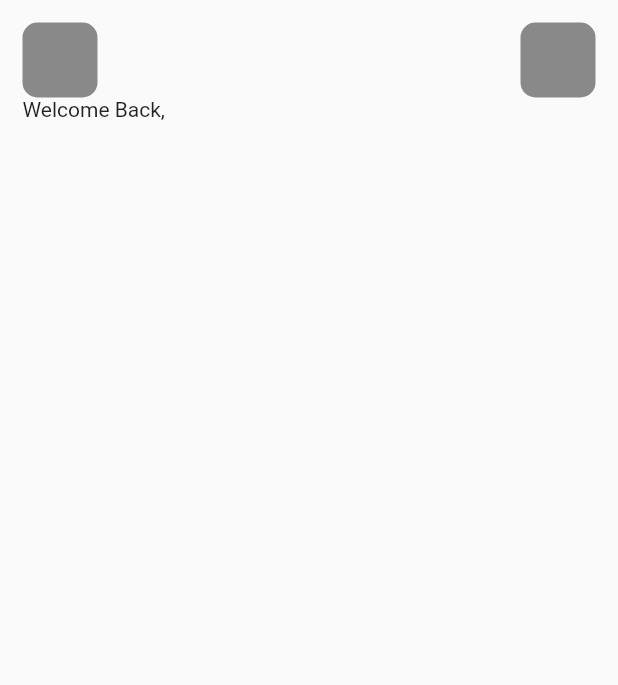
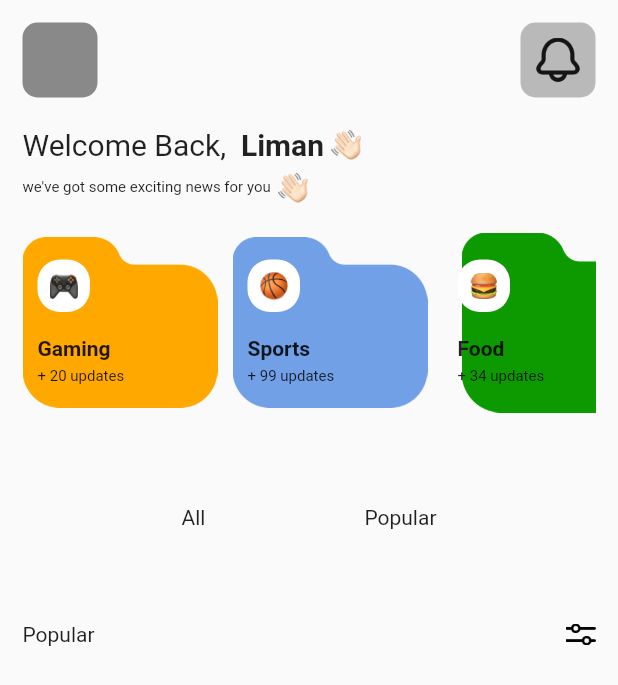
Before and after one commit to Ahmadsaniliman/NewsBlogUI, a Flutter app: the screen it shows after launch, on a phone screen of 412 x 824 dp. Shown: the top 685 px of the screen. Run offline on Flutter 3.47's test engine with Material 2 defaults, Android fonts, the phone set to English and light mode, and no system bars.

Commit message:
another comit

```diff
--- a/lib/Model/model.dart
+++ b/lib/Model/model.dart
@@ -1,7 +1,31 @@
-import 'package:flutter/material.dart';
+class Category {
+  final String image, image1, title, updates;
 
-final List<Widget> stackedWidgets = [
-  Stack(
-    children: const [],
+  Category({
+    required this.image,
+    required this.image1,
+    required this.title,
+    required this.updates,
+  });
+}
+
+final List<Category> newCategory = [
+  Category(
+    image1: 'assets/images/Vector (34).png',
+    image: 'assets/images/image 3 (1).png',
+    title: 'Gaming',
+    updates: '+ 20 updates',
+  ),
+  Category(
+    image1: 'assets/images/Vector (32).png',
+    image: 'assets/images/image 4.png',
+    title: 'Sports',
+    updates: '+ 99 updates',
+  ),
+  Category(
+    image1: 'assets/images/Vector (33).png',
+    image: 'assets/images/image 5.png',
+    title: 'Food',
+    updates: '+ 34 updates',
   ),
 ];
--- a/lib/UI/home.dart
+++ b/lib/UI/home.dart
@@ -1,10 +1,12 @@
 import 'package:flutter/material.dart';
+import 'package:newsblogui/Model/model.dart';
 
 class HomePage extends StatelessWidget {
   const HomePage({Key? key}) : super(key: key);
 
   @override
   Widget build(BuildContext context) {
+    // final Category category;
     return Scaffold(
       body: SafeArea(
         child: Padding(
@@ -14,7 +16,162 @@ class HomePage extends StatelessWidget {
           ),
           child: Column(
             children: [
+              const AppBar(),
+              Padding(
+                padding: const EdgeInsets.symmetric(vertical: 20.0),
+                child: Column(
+                  children: [
                     Row(
+                      children: [
+                        const Text('Welcome Back,  ',
+                            style: TextStyle(fontSize: 20.0)),
+                        const Text(
+                          'Liman ',
+                          style: TextStyle(
+                            fontSize: 20.0,
+                            fontWeight: FontWeight.bold,
+                          ),
+                        ),
+                        Image.asset('assets/images/image 1.png', width: 20.0),
+                      ],
+                    ),
+                    const SizedBox(height: 7.0),
+                    Row(
+                      children: [
+                        const Text(
+                          "we've got some exciting news for you  ",
+                          style: TextStyle(
+                            fontSize: 10.0,
+                          ),
+                        ),
+                        Image.asset('assets/images/image 1.png', width: 20.0),
+                      ],
+                    ),
+                  ],
+                ),
+              ),
+              SingleChildScrollView(
+                scrollDirection: Axis.horizontal,
+                child: Row(
+                  children: [
+                    ...List.generate(
+                      newCategory.length,
+                      (index) => CategoryContainer(
+                        category: newCategory[index],
+                      ),
+                    ),
+                  ],
+                ),
+              ),
+              //
+              //
+              Padding(
+                padding: const EdgeInsets.symmetric(vertical: 20.0),
+                child: SizedBox(
+                  height: 100.0,
+                  width: double.infinity,
+                  //   color: Colors.green,
+                  child: Row(
+                    mainAxisAlignment: MainAxisAlignment.spaceEvenly,
+                    children: const [
+                      Text('All'),
+                      Text('Popular'),
+                    ],
+                  ),
+                ),
+              ),
+              //
+              Column(
+                children: [
+                  Row(
+                    mainAxisAlignment: MainAxisAlignment.spaceBetween,
+                    children: [
+                      // Icon(Icons)
+                      const Text('Popular'),
+                      Row(
+                        children: [
+                          Image.asset('assets/images/Vector (31).png',
+                              width: 20.0),
+                        ],
+                      ),
+                    ],
+                  ),
+                ],
+              ),
+            ],
+          ),
+        ),
+      ),
+    );
+  }
+}
+
+class CategoryContainer extends StatelessWidget {
+  const CategoryContainer({
+    Key? key,
+    required this.category,
+  }) : super(key: key);
+
+  final Category category;
+
+  @override
+  Widget build(BuildContext context) {
+    return Container(
+      margin: const EdgeInsets.only(right: 10.0),
+      padding: const EdgeInsets.all(10.0),
+      height: 120.0,
+      width: 130.0,
+      decoration: BoxDecoration(
+        image: DecorationImage(
+          image: AssetImage(category.image1),
+        ),
+      ).copyWith(),
+      child: Column(
+        mainAxisAlignment: MainAxisAlignment.spaceAround,
+        crossAxisAlignment: CrossAxisAlignment.start,
+        children: [
+          Container(
+            padding: const EdgeInsets.all(8.0),
+            height: 35.0,
+            width: 35.0,
+            decoration: BoxDecoration(
+              color: Colors.white,
+              borderRadius: BorderRadius.circular(15.0),
+            ),
+            child: Image.asset(category.image),
+          ),
+          Column(
+            crossAxisAlignment: CrossAxisAlignment.start,
+            children: [
+              Text(
+                category.title,
+                style: const TextStyle(
+                  fontWeight: FontWeight.bold,
+                ),
+              ),
+              const SizedBox(height: 5.0),
+              Text(
+                category.updates,
+                style: const TextStyle(
+                  fontSize: 10.0,
+                ),
+              ),
+            ],
+          ),
+        ],
+      ),
+    );
+  }
+}
+
+class AppBar extends StatelessWidget {
+  const AppBar({
+    Key? key,
+  }) : super(key: key);
+
+  @override
+  Widget build(BuildContext context) {
+    return Row(
       mainAxisAlignment: MainAxisAlignment.spaceBetween,
       children: [
         Container(
@@ -27,30 +184,18 @@ class HomePage extends StatelessWidget {
           // child: ,
         ),
         Container(
+          padding: const EdgeInsets.all(10.0),
           height: 50.0,
           width: 50.0,
           decoration: BoxDecoration(
             borderRadius: BorderRadius.circular(10.0),
-                      color: Colors.black45,
+            color: Colors.black26,
           ),
-                    // child: ,
+          child: Image.asset(
+            'assets/images/Vector (30).png',
+          ),
         ),
       ],
-              ),
-              Column(
-                children: [
-                  Row(
-                    children: const [
-                      Text('Welcome Back,'),
-                      //  Image.asset('assets/images/image 1.png'),
-                    ],
-                  ),
-                ],
-              ),
-            ],
-          ),
-        ),
-      ),
     );
   }
 }
```
Lines whose indentation alone changed are shown as unchanged.
